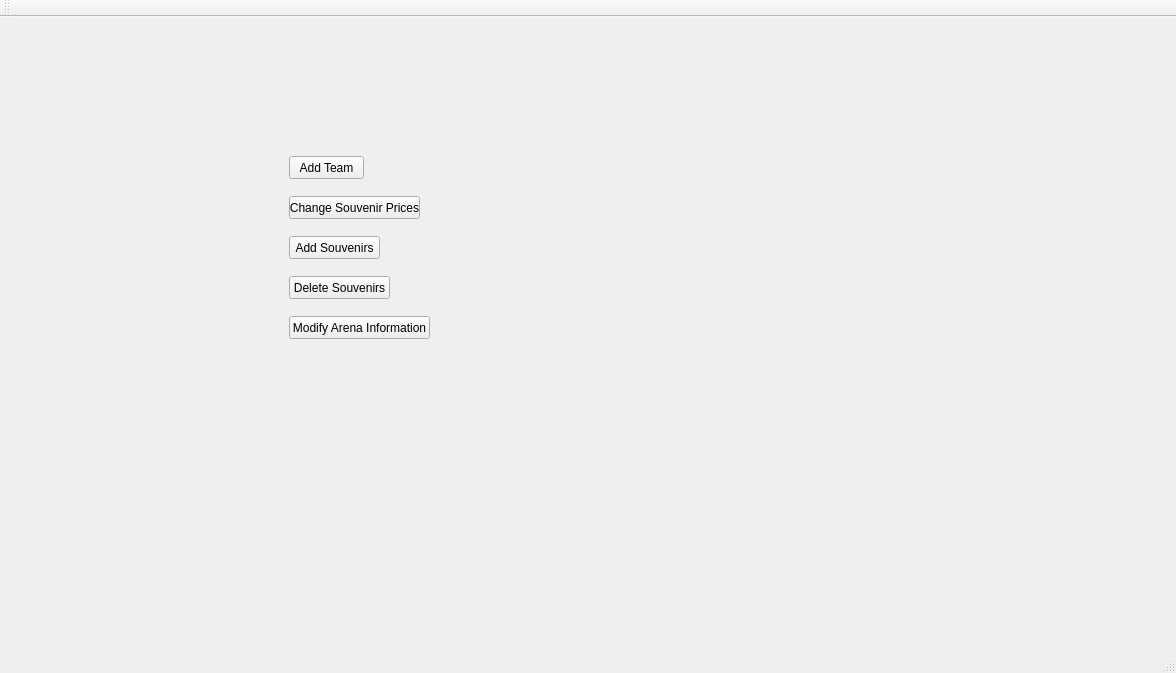
Old version of the form NBABasketball/mainwindow.ui in the repository ivanOzerets/Project2.
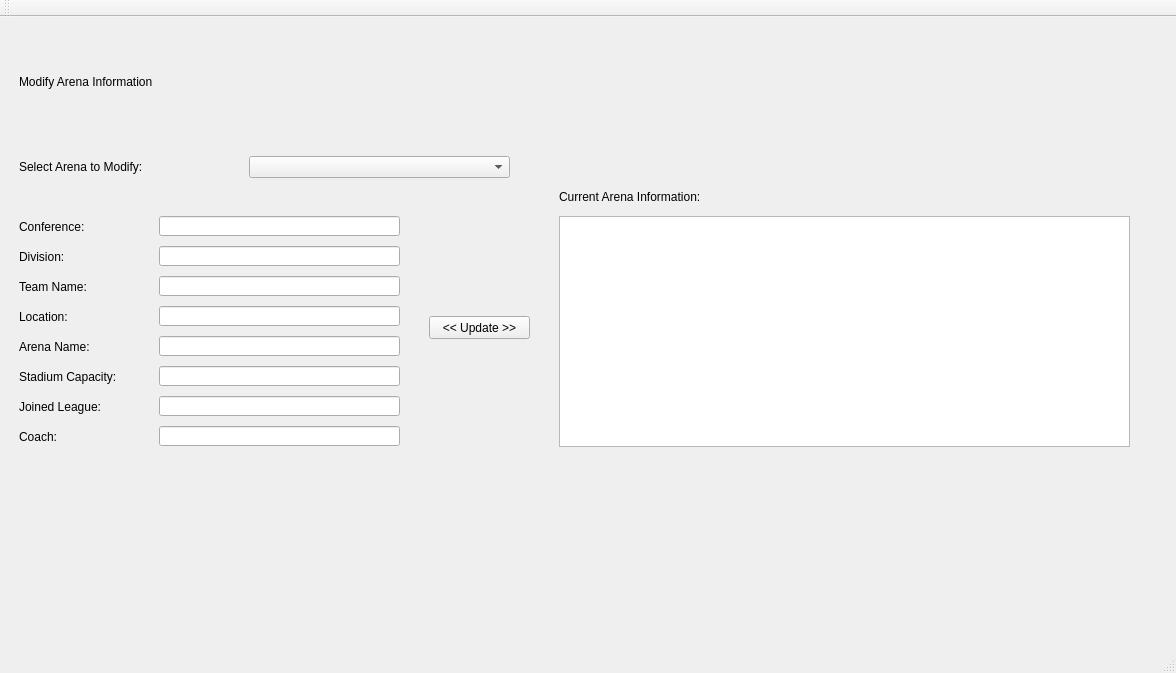
New version of the form.

Commit message: Made windows for all things administrative

```diff
--- a/NBABasketball/mainwindow.ui
+++ b/NBABasketball/mainwindow.ui
@@ -24,7 +24,7 @@
      </rect>
     </property>
     <property name="currentIndex">
-     <number>1</number>
+     <number>6</number>
     </property>
     <widget class="QWidget" name="page">
      <widget class="QLabel" name="label">
@@ -124,6 +124,369 @@
       </property>
      </widget>
     </widget>
+    <widget class="QWidget" name="page_3">
+     <widget class="QLabel" name="addTeamLabel">
+      <property name="geometry">
+       <rect>
+        <x>10</x>
+        <y>10</y>
+        <width>231</width>
+        <height>91</height>
+       </rect>
+      </property>
+      <property name="styleSheet">
+       <string notr="true">font: 75 36pt &quot;Arial&quot;;</string>
+      </property>
+      <property name="text">
+       <string>Add Team</string>
+      </property>
+     </widget>
+    </widget>
+    <widget class="QWidget" name="page_4">
+     <widget class="QLabel" name="changeSouvenirPricesLabel">
+      <property name="geometry">
+       <rect>
+        <x>10</x>
+        <y>10</y>
+        <width>541</width>
+        <height>91</height>
+       </rect>
+      </property>
+      <property name="styleSheet">
+       <string notr="true">font: 75 36pt &quot;Arial&quot;;</string>
+      </property>
+      <property name="text">
+       <string>Change Souvenir Prices</string>
+      </property>
+     </widget>
+    </widget>
+    <widget class="QWidget" name="page_5">
+     <widget class="QLabel" name="addSouvenirsLabel">
+      <property name="geometry">
+       <rect>
+        <x>10</x>
+        <y>10</y>
+        <width>331</width>
+        <height>91</height>
+       </rect>
+      </property>
+      <property name="styleSheet">
+       <string notr="true">font: 75 36pt &quot;Arial&quot;;</string>
+      </property>
+      <property name="text">
+       <string>Add Souvenirs</string>
+      </property>
+     </widget>
+    </widget>
+    <widget class="QWidget" name="page_6">
+     <widget class="QLabel" name="deleteSouvenirsLabel">
+      <property name="geometry">
+       <rect>
+        <x>10</x>
+        <y>10</y>
+        <width>381</width>
+        <height>91</height>
+       </rect>
+      </property>
+      <property name="styleSheet">
+       <string notr="true">font: 75 36pt &quot;Arial&quot;;</string>
+      </property>
+      <property name="text">
+       <string>Delete Souvenirs</string>
+      </property>
+     </widget>
+    </widget>
+    <widget class="QWidget" name="page_7">
+     <widget class="QLabel" name="modifyArenaInformationLabel">
+      <property name="geometry">
+       <rect>
+        <x>10</x>
+        <y>10</y>
+        <width>541</width>
+        <height>91</height>
+       </rect>
+      </property>
+      <property name="styleSheet">
+       <string notr="true">font: 75 36pt &quot;Arial&quot;;</string>
+      </property>
+      <property name="text">
+       <string>Modify Arena Information</string>
+      </property>
+     </widget>
+     <widget class="QLabel" name="selectPromptLabel">
+      <property name="geometry">
+       <rect>
+        <x>10</x>
+        <y>120</y>
+        <width>221</width>
+        <height>41</height>
+       </rect>
+      </property>
+      <property name="styleSheet">
+       <string notr="true">font: 16pt &quot;Arial&quot;;</string>
+      </property>
+      <property name="text">
+       <string>Select Arena to Modify:</string>
+      </property>
+     </widget>
+     <widget class="QComboBox" name="arenaSelectionComboBox">
+      <property name="geometry">
+       <rect>
+        <x>240</x>
+        <y>130</y>
+        <width>261</width>
+        <height>22</height>
+       </rect>
+      </property>
+     </widget>
+     <widget class="QLabel" name="mConferenceLabel">
+      <property name="geometry">
+       <rect>
+        <x>10</x>
+        <y>180</y>
+        <width>151</width>
+        <height>41</height>
+       </rect>
+      </property>
+      <property name="styleSheet">
+       <string notr="true">font: 12pt &quot;Arial&quot;;</string>
+      </property>
+      <property name="text">
+       <string>Conference:</string>
+      </property>
+     </widget>
+     <widget class="QLabel" name="mDivisionLabel">
+      <property name="geometry">
+       <rect>
+        <x>10</x>
+        <y>210</y>
+        <width>151</width>
+        <height>41</height>
+       </rect>
+      </property>
+      <property name="styleSheet">
+       <string notr="true">font: 12pt &quot;Arial&quot;;</string>
+      </property>
+      <property name="text">
+       <string>Division:</string>
+      </property>
+     </widget>
+     <widget class="QLabel" name="mTeamNameLabel">
+      <property name="geometry">
+       <rect>
+        <x>10</x>
+        <y>240</y>
+        <width>151</width>
+        <height>41</height>
+       </rect>
+      </property>
+      <property name="styleSheet">
+       <string notr="true">font: 12pt &quot;Arial&quot;;</string>
+      </property>
+      <property name="text">
+       <string>Team Name:</string>
+      </property>
+     </widget>
+     <widget class="QLabel" name="mLocationLabel">
+      <property name="geometry">
+       <rect>
+        <x>10</x>
+        <y>270</y>
+        <width>151</width>
+        <height>41</height>
+       </rect>
+      </property>
+      <property name="styleSheet">
+       <string notr="true">font: 12pt &quot;Arial&quot;;</string>
+      </property>
+      <property name="text">
+       <string>Location:</string>
+      </property>
+     </widget>
+     <widget class="QLabel" name="mArenaNameLabel">
+      <property name="geometry">
+       <rect>
+        <x>10</x>
+        <y>300</y>
+        <width>151</width>
+        <height>41</height>
+       </rect>
+      </property>
+      <property name="styleSheet">
+       <string notr="true">font: 12pt &quot;Arial&quot;;</string>
+      </property>
+      <property name="text">
+       <string>Arena Name:</string>
+      </property>
+     </widget>
+     <widget class="QLabel" name="mStadiumCapacityLabel">
+      <property name="geometry">
+       <rect>
+        <x>10</x>
+        <y>330</y>
+        <width>151</width>
+        <height>41</height>
+       </rect>
+      </property>
+      <property name="styleSheet">
+       <string notr="true">font: 12pt &quot;Arial&quot;;</string>
+      </property>
+      <property name="text">
+       <string>Stadium Capacity:</string>
+      </property>
+     </widget>
+     <widget class="QLabel" name="mJoinedLeagueLabel">
+      <property name="geometry">
+       <rect>
+        <x>10</x>
+        <y>360</y>
+        <width>151</width>
+        <height>41</height>
+       </rect>
+      </property>
+      <property name="styleSheet">
+       <string notr="true">font: 12pt &quot;Arial&quot;;</string>
+      </property>
+      <property name="text">
+       <string>Joined League:</string>
+      </property>
+     </widget>
+     <widget class="QLabel" name="mCoachLabel">
+      <property name="geometry">
+       <rect>
+        <x>10</x>
+        <y>390</y>
+        <width>151</width>
+        <height>41</height>
+       </rect>
+      </property>
+      <property name="styleSheet">
+       <string notr="true">font: 12pt &quot;Arial&quot;;</string>
+      </property>
+      <property name="text">
+       <string>Coach:</string>
+      </property>
+     </widget>
+     <widget class="QLineEdit" name="conferenceLineEdit">
+      <property name="geometry">
+       <rect>
+        <x>150</x>
+        <y>190</y>
+        <width>241</width>
+        <height>20</height>
+       </rect>
+      </property>
+     </widget>
+     <widget class="QLineEdit" name="divisionLineEdit">
+      <property name="geometry">
+       <rect>
+        <x>150</x>
+        <y>220</y>
+        <width>241</width>
+        <height>20</height>
+       </rect>
+      </property>
+     </widget>
+     <widget class="QLineEdit" name="teamNameLineEdit">
+      <property name="geometry">
+       <rect>
+        <x>150</x>
+        <y>250</y>
+        <width>241</width>
+        <height>20</height>
+       </rect>
+      </property>
+     </widget>
+     <widget class="QLineEdit" name="locationLineEdit">
+      <property name="geometry">
+       <rect>
+        <x>150</x>
+        <y>280</y>
+        <width>241</width>
+        <height>20</height>
+       </rect>
+      </property>
+     </widget>
+     <widget class="QLineEdit" name="arenaNameLineEdit">
+      <property name="geometry">
+       <rect>
+        <x>150</x>
+        <y>310</y>
+        <width>241</width>
+        <height>20</height>
+       </rect>
+      </property>
+     </widget>
+     <widget class="QLineEdit" name="stadiumCapacityLineEdit">
+      <property name="geometry">
+       <rect>
+        <x>150</x>
+        <y>340</y>
+        <width>241</width>
+        <height>20</height>
+       </rect>
+      </property>
+     </widget>
+     <widget class="QLineEdit" name="joinedLeagueLineEdit">
+      <property name="geometry">
+       <rect>
+        <x>150</x>
+        <y>370</y>
+        <width>241</width>
+        <height>20</height>
+       </rect>
+      </property>
+     </widget>
+     <widget class="QLineEdit" name="coachLineEdit">
+      <property name="geometry">
+       <rect>
+        <x>150</x>
+        <y>400</y>
+        <width>241</width>
+        <height>20</height>
+       </rect>
+      </property>
+     </widget>
+     <widget class="QTableWidget" name="modifyArenaInformationTableWidget">
+      <property name="geometry">
+       <rect>
+        <x>550</x>
+        <y>190</y>
+        <width>571</width>
+        <height>231</height>
+       </rect>
+      </property>
+     </widget>
+     <widget class="QLabel" name="currentArenaInformationLabel">
+      <property name="geometry">
+       <rect>
+        <x>550</x>
+        <y>150</y>
+        <width>251</width>
+        <height>41</height>
+       </rect>
+      </property>
+      <property name="styleSheet">
+       <string notr="true">font: 16pt &quot;Arial&quot;;</string>
+      </property>
+      <property name="text">
+       <string>Current Arena Information:</string>
+      </property>
+     </widget>
+     <widget class="QPushButton" name="updatePushButton">
+      <property name="geometry">
+       <rect>
+        <x>420</x>
+        <y>290</y>
+        <width>101</width>
+        <height>23</height>
+       </rect>
+      </property>
+      <property name="text">
+       <string>&lt;&lt; Update &gt;&gt;</string>
+      </property>
+     </widget>
+    </widget>
    </widget>
   </widget>
   <widget class="QMenuBar" name="menuBar">
```
The commit also changes 2 other files.
